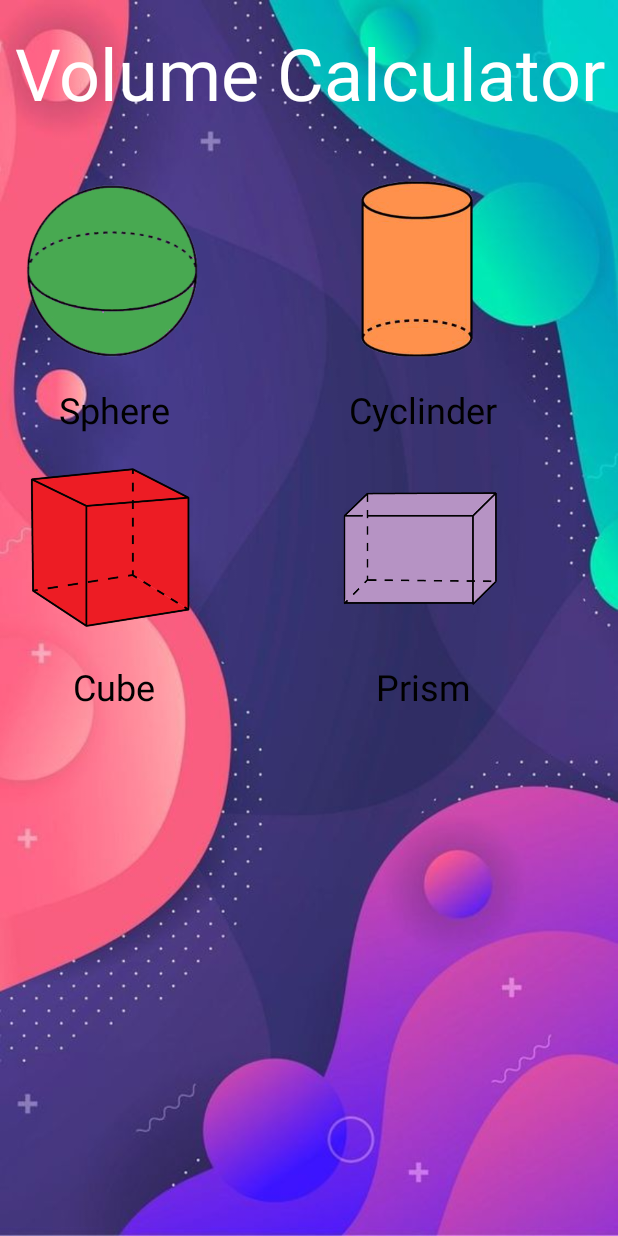
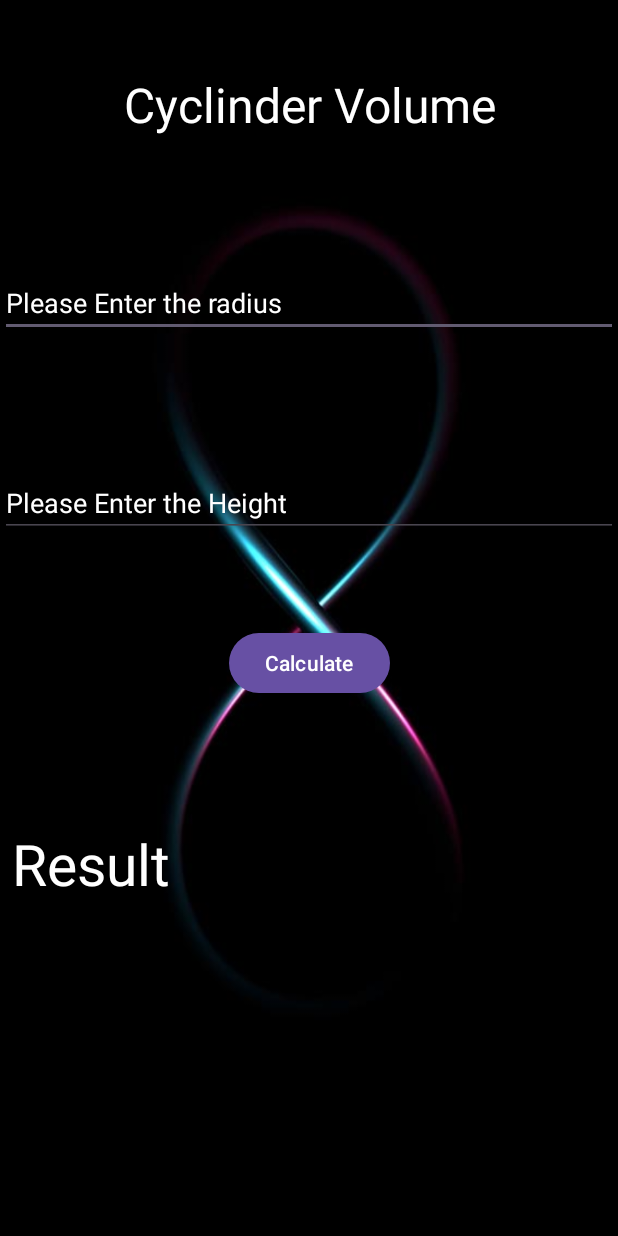
Before and after one commit to wizand0/VolumeAreaApp, an Android app: the screen it shows after launch (MainActivity before the commit, Cyclinder after it), after a tap on "Cyclinder", on a phone screen of 412 x 824 dp. Run offline under Robolectric (Android 15) with nearby library versions, the phone set to English and light mode, and no system bars.

Commit message:
Ready 3 shapes

```diff
--- a/app/src/main/java/ru/wizand/volumeareaapp/Cyclinder.java
+++ b/app/src/main/java/ru/wizand/volumeareaapp/Cyclinder.java
@@ -1,6 +1,10 @@
 package ru.wizand.volumeareaapp;
 
 import android.os.Bundle;
+import android.view.View;
+import android.widget.Button;
+import android.widget.EditText;
+import android.widget.TextView;
 
 import androidx.activity.EdgeToEdge;
 import androidx.appcompat.app.AppCompatActivity;
@@ -10,15 +14,38 @@ import androidx.core.view.WindowInsetsCompat;
 
 public class Cyclinder extends AppCompatActivity {
 
+    EditText radius, height;
+    TextView title, result;
+    Button btn;
+
     @Override
     protected void onCreate(Bundle savedInstanceState) {
         super.onCreate(savedInstanceState);
-        EdgeToEdge.enable(this);
         setContentView(R.layout.activity_cyclinder);
-        ViewCompat.setOnApplyWindowInsetsListener(findViewById(R.id.main), (v, insets) -> {
-            Insets systemBars = insets.getInsets(WindowInsetsCompat.Type.systemBars());
-            v.setPadding(systemBars.left, systemBars.top, systemBars.right, systemBars.bottom);
-            return insets;
+
+        radius = findViewById(R.id.editTextRadius);
+        height = findViewById(R.id.editTextHight);
+        title = findViewById(R.id.textView2);
+        result = findViewById(R.id.textView3);
+        btn = findViewById(R.id.button2);
+
+        btn.setOnClickListener(new View.OnClickListener() {
+            @Override
+            public void onClick(View view) {
+                String radius1 = radius.getText().toString();
+
+                Double r = Double.parseDouble(radius1);
+
+                String height1 = height.getText().toString();
+
+                Double h = Double.parseDouble(height1);
+
+                // V = (4/3) * pi * r^3
+
+                double volume = 3.14159 * r*r * h;
+                result.setText("V = "+volume+" m^3");
+            }
         });
+
     }
 }
--- a/app/src/main/java/ru/wizand/volumeareaapp/MainActivity.java
+++ b/app/src/main/java/ru/wizand/volumeareaapp/MainActivity.java
@@ -60,7 +60,7 @@ public class MainActivity extends AppCompatActivity {
                 String value = values[position]; // arg2 is the index of item
                 Class ourClass  = null;
                 try {
-                    ourClass = Class.forName("ru.wizand.volumeareaapp."+val);
+                    ourClass = Class.forName("ru.wizand.volumeareaapp."+value);
                 } catch (ClassNotFoundException e) {
                     throw new RuntimeException(e);
                 }
--- a/app/src/main/java/ru/wizand/volumeareaapp/Sphere.java
+++ b/app/src/main/java/ru/wizand/volumeareaapp/Sphere.java
@@ -33,7 +33,7 @@ public class Sphere extends AppCompatActivity {
             public void onClick(View view) {
                 String radius = sphere_radius.getText().toString();
 
-                int r = Integer.parseInt(radius);
+                Double r = Double.parseDouble(radius);
 
                 // V = (4/3) * pi * r^3
 
--- a/app/src/main/res/layout/activity_cyclinder.xml
+++ b/app/src/main/res/layout/activity_cyclinder.xml
@@ -2,9 +2,73 @@
 <androidx.constraintlayout.widget.ConstraintLayout xmlns:android="http://schemas.android.com/apk/res/android"
     xmlns:app="http://schemas.android.com/apk/res-auto"
     xmlns:tools="http://schemas.android.com/tools"
-    android:id="@+id/main"
+    android:id="@+id/mainCyclinder"
+    android:background="@drawable/back2"
     android:layout_width="match_parent"
     android:layout_height="match_parent"
-    tools:context=".Cyclinder">
+
+    tools:context=".Sphere">
+
+    <TextView
+        android:id="@+id/textView2"
+        android:layout_width="0dp"
+        android:layout_height="wrap_content"
+        android:layout_marginTop="48dp"
+        android:gravity="center"
+        android:text="Cyclinder Volume"
+        android:textColor="@color/white"
+        android:textSize="32sp"
+        app:layout_constraintEnd_toEndOf="parent"
+        app:layout_constraintStart_toStartOf="parent"
+        app:layout_constraintTop_toTopOf="parent" />
+
+    <EditText
+        android:id="@+id/editTextRadius"
+        android:layout_width="0dp"
+        android:layout_height="wrap_content"
+        android:layout_marginTop="88dp"
+        android:hint="Please Enter the radius"
+        android:textColor="@color/white"
+        android:textColorHint="@color/white"
+        app:layout_constraintEnd_toEndOf="parent"
+        app:layout_constraintStart_toStartOf="parent"
+        app:layout_constraintTop_toBottomOf="@+id/textView2" />
+
+    <EditText
+        android:id="@+id/editTextHight"
+        android:layout_width="0dp"
+        android:layout_height="wrap_content"
+        android:layout_marginTop="88dp"
+        android:hint="Please Enter the Height"
+        android:inputType="number"
+        android:textColor="@color/white"
+        android:textColorHint="@color/white"
+        app:layout_constraintEnd_toEndOf="parent"
+        app:layout_constraintStart_toStartOf="parent"
+        app:layout_constraintTop_toBottomOf="@+id/editTextRadius" />
+
+    <TextView
+        android:id="@+id/textView3"
+        android:layout_width="0dp"
+        android:layout_height="wrap_content"
+        android:layout_marginTop="184dp"
+        android:text="Result"
+        android:textColor="@color/white"
+        android:padding="8dp"
+        android:textSize="38sp"
+        app:layout_constraintEnd_toEndOf="parent"
+        app:layout_constraintStart_toStartOf="parent"
+        app:layout_constraintTop_toBottomOf="@+id/editTextHight" />
+
+    <Button
+        android:id="@+id/button2"
+        android:layout_width="wrap_content"
+        android:layout_height="wrap_content"
+        android:layout_marginTop="193dp"
+        android:text="Calculate"
+        app:layout_constraintEnd_toEndOf="parent"
+        app:layout_constraintStart_toStartOf="parent"
+        app:layout_constraintTop_toBottomOf="@+id/editTextRadius" />
+
 
 </androidx.constraintlayout.widget.ConstraintLayout>
```
Also changed, not shown: app/src/main/java/ru/wizand/volumeareaapp/Cube.java (+28 -5 lines), app/src/main/res/layout/activity_cube.xml (+53 -1 lines), app/src/main/res/layout/activity_sphere.xml (+5 -2 lines), app/src/main/res/drawable/back2.jpg.
